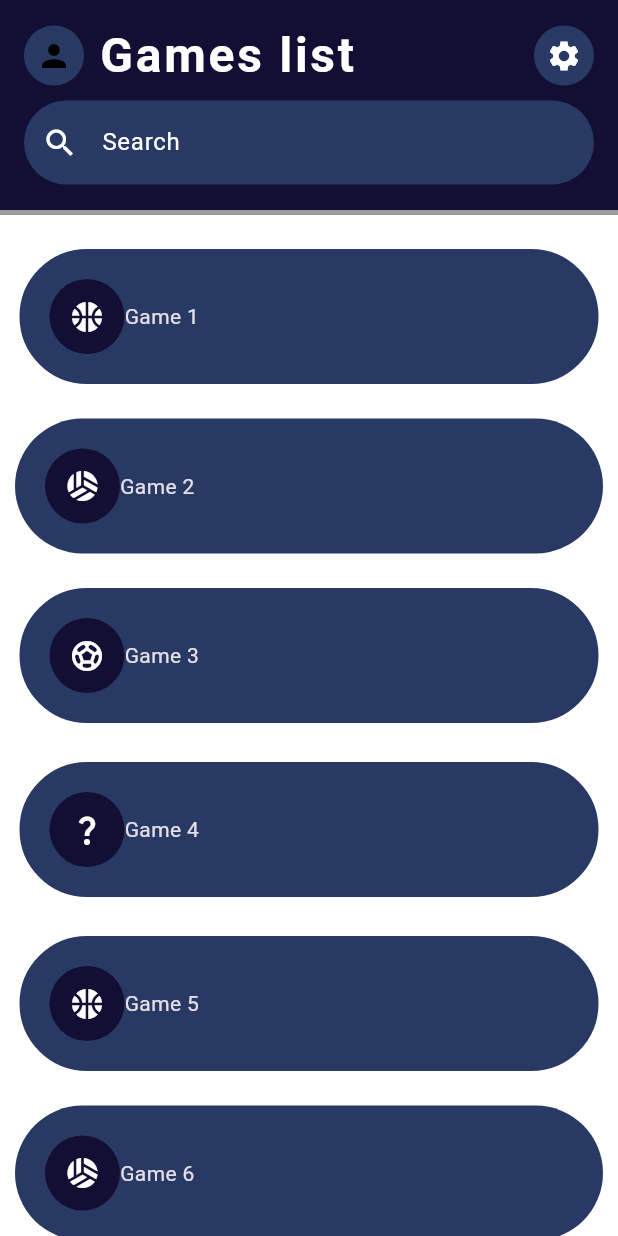
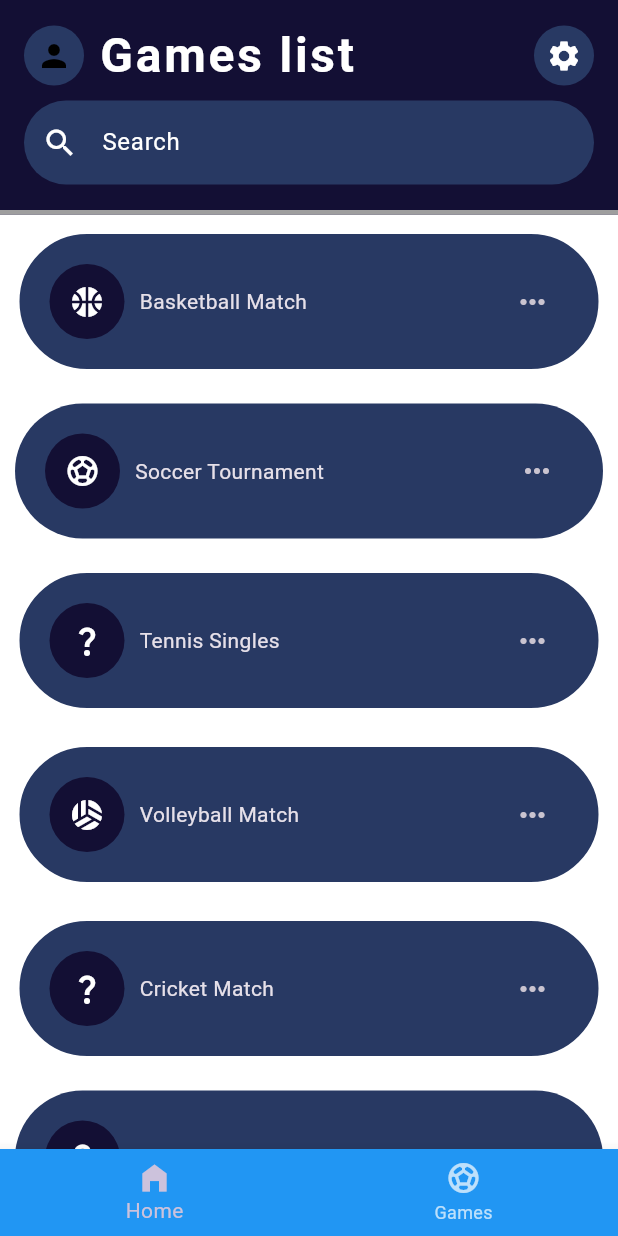
Before and after one commit to PrimalTeam/sportsy-front, a Flutter app: the screen it shows after launch, on a phone screen of 412 x 824 dp. Run offline on Flutter 3.47's test engine with Material 3 defaults, Android fonts, the light colour scheme and no system bars; Roboto replaces fonts that are missing (Poppins).

Commit message:
games screen bottom bar adding and fixing

```diff
--- a/lib/game_home_widget.dart
+++ /dev/null
@@ -1,50 +0,0 @@
-import 'package:flutter/material.dart';
-
-class GameHomeWidget extends StatelessWidget {
-  final bool isHost;
-  final String gameName;
-  final String sportType;
-  const GameHomeWidget({
-    super.key,
-    required this.isHost,
-    required this.gameName,
-    required this.sportType,
-  });
-
-  @override
-  Widget build(BuildContext context) {
-    return Container(
-      padding: const EdgeInsets.all(20),
-      margin: const EdgeInsets.all(10),
-      decoration: BoxDecoration(
-        border: isHost ? Border.all(color: Colors.white, width: 3) : null,
-        color: Color(0xff283963),
-        borderRadius: BorderRadius.circular(100),
-      ),
-      child: Row(
-        children: [
-          Container(
-            width: 50,
-            height: 50,
-            padding: const EdgeInsets.all(10),
-            decoration: BoxDecoration(
-              shape: BoxShape.circle,
-              color: Color(0xff130f34),
-            ),
-            child: Icon(
-              sportType == "football"
-                  ? Icons.sports_soccer
-                  : sportType == "basketball"
-                  ? Icons.sports_basketball
-                  : sportType == "volleyball"
-                  ? Icons.sports_volleyball
-                  : Icons.question_mark,
-              color: Colors.white,
-            ),
-          ),
-          Text(gameName),
-        ],
-      ),
-    );
-  }
-}
--- a/lib/main.dart
+++ b/lib/main.dart
@@ -1,6 +1,5 @@
 import 'package:flutter/material.dart';
-import 'app_bar.dart';
-import 'game_home_widget.dart';
+import 'screens/games_list_page.dart';
 void main() {
   runApp(const MyApp());
 }
@@ -29,36 +28,3 @@
     );
   }
 }
-
-class MyHomePage extends StatefulWidget {
-  const MyHomePage({super.key, required this.title});
-
-  final String title;
-
-  @override
-  State<MyHomePage> createState() => _MyHomePageState();
-}
-
-class _MyHomePageState extends State<MyHomePage> {
-  @override
-  Widget build(BuildContext context) {
-    return Scaffold(
-      appBar: const MyAppBar(title: 'Games list'),
-      body: SingleChildScrollView(
-        child: Column(
-          children: <Widget>[
-            SizedBox(height: 10),
-            GameHomeWidget(isHost: true, gameName: 'Game 1', sportType: 'basketball'),
-            GameHomeWidget(isHost: false, gameName: 'Game 2', sportType: 'volleyball'),
-            GameHomeWidget(isHost: true, gameName: 'Game 3', sportType: 'football'),
-            GameHomeWidget(isHost: true, gameName: 'Game 4', sportType: 'test'),
-            GameHomeWidget(isHost: true, gameName: 'Game 5', sportType: 'basketball'),
-            GameHomeWidget(isHost: false, gameName: 'Game 6', sportType: 'volleyball'),
-            GameHomeWidget(isHost: true, gameName: 'Game 7', sportType: 'football'),
-            GameHomeWidget(isHost: true, gameName: 'Game 8', sportType: 'test'),
-          ],
-        ),
-      ),
-    );
-  }
-}
--- /dev/null
+++ b/lib/modules/game_list_data.dart
@@ -0,0 +1,49 @@
+import 'game_list_struct.dart';
+
+final List<GameDetails> gameData = [
+  GameDetails(
+    isHost: true,
+    gameName: "Basketball Match",
+    sportType: "basketball",
+  ),
+  GameDetails(
+    isHost: false,
+    gameName: "Soccer Tournament",
+    sportType: "football",
+  ),
+  GameDetails(
+    isHost: true,
+    gameName: "Tennis Singles",
+    sportType: "tennis",
+  ),
+  GameDetails(
+    isHost: true,
+    gameName: "Volleyball Match",
+    sportType: "volleyball",
+  ),
+  GameDetails(
+    isHost: true,
+    gameName: "Cricket Match",
+    sportType: "Cricket",
+  ),
+  GameDetails(
+    isHost: false,
+    gameName: "Badminton Singles",
+    sportType: "Badminton",
+  ),
+  GameDetails(
+    isHost: true,
+    gameName: "Basketball Match",
+    sportType: "basketball",
+  ),
+  GameDetails(
+    isHost: false,
+    gameName: "Soccer Tournament",
+    sportType: "Soccer",
+  ),
+  GameDetails(
+    isHost: true,
+    gameName: "Tennis Singles",
+    sportType: "Tennis",
+  ),
+];
--- /dev/null
+++ b/lib/modules/game_list_struct.dart
@@ -0,0 +1,11 @@
+class GameDetails {
+  final bool isHost;
+  final String gameName;
+  final String sportType;
+
+  GameDetails({
+    required this.isHost,
+    required this.gameName,
+    required this.sportType,
+  });
+}
--- /dev/null
+++ b/lib/screens/games_list_page.dart
@@ -0,0 +1,55 @@
+import 'package:flutter/material.dart';
+import '../widgets/app_bar.dart';
+import '../widgets/game_home_widget.dart';
+import '../modules/game_list_data.dart';
+
+
+class MyHomePage extends StatefulWidget {
+  const MyHomePage({super.key, required this.title});
+
+  final String title;
+
+  @override
+  State<MyHomePage> createState() => _MyHomePageState();
+}
+
+class _MyHomePageState extends State<MyHomePage> {
+  String searchQuery = '';
+
+  @override
+  Widget build(BuildContext context) {
+    final filteredGames = gameData.where((game) {
+      return game.gameName.toLowerCase().contains(searchQuery.toLowerCase());
+    }).toList();
+
+    return Scaffold(
+      appBar: MyAppBar(
+        title: 'Games list',
+        onSearchChanged: (value) {
+          setState(() {
+            searchQuery = value; // Update search query
+          });
+        },
+      ),
+      body: ListView.builder(
+        itemCount: filteredGames.length, // Use filteredGames
+        itemBuilder: (context, index) {
+          return GameHomeWidget(gameDetails: filteredGames[index]); // Use filteredGames
+        },
+      ),
+      bottomNavigationBar: BottomNavigationBar(
+        backgroundColor: Colors.blue,
+        items: const [
+
+        BottomNavigationBarItem(
+          icon: Icon(Icons.home_filled),
+          label: 'Home',
+        ),
+        BottomNavigationBarItem(
+          icon: Icon(Icons.sports_soccer),
+          label: 'Games',
+        ),
+      ]),
+      );
+  }
+}
--- a/lib/app_bar.dart
+++ b/lib/widgets/app_bar.dart
@@ -1,10 +1,10 @@
 import 'package:flutter/material.dart';
 
 class MyAppBar extends StatelessWidget implements PreferredSizeWidget {
-  const MyAppBar({super.key, required this.title});
+  const MyAppBar({super.key, required this.title, this.onSearchChanged});
 
   final String title;
-
+  final ValueChanged<String>? onSearchChanged;
   @override
   Widget build(BuildContext context) {
     return AppBar(
@@ -48,6 +48,7 @@ class MyAppBar extends StatelessWidget implements PreferredSizeWidget {
 
             const SizedBox(height: 10),
             TextField(
+              onChanged: onSearchChanged,
               decoration: InputDecoration(
                 hintText: 'Search',
                 hintStyle: const TextStyle(color: Colors.white),
--- /dev/null
+++ b/lib/widgets/game_home_widget.dart
@@ -0,0 +1,83 @@
+import 'package:flutter/material.dart';
+import 'package:sportsy_front/modules/game_list_struct.dart';
+
+class GameHomeWidget extends StatelessWidget {
+  final GameDetails gameDetails;
+  const GameHomeWidget({super.key, required this.gameDetails});
+
+  @override
+  Widget build(BuildContext context) {
+    return Container(
+      padding: const EdgeInsets.all(20),
+      margin: const EdgeInsets.all(10),
+      decoration: BoxDecoration(
+        border:
+            gameDetails.isHost
+                ? Border.all(color: Colors.white, width: 3)
+                : null,
+        color: Color(0xff283963),
+        borderRadius: BorderRadius.circular(100),
+      ),
+      child: Row(
+        children: [
+          Container(
+            width: 50,
+            height: 50,
+            padding: const EdgeInsets.all(10),
+            decoration: BoxDecoration(
+              shape: BoxShape.circle,
+              color: Color(0xff130f34),
+            ),
+            child: Icon(
+              gameDetails.sportType == "football"
+                  ? Icons.sports_soccer
+                  : gameDetails.sportType == "basketball"
+                  ? Icons.sports_basketball
+                  : gameDetails.sportType == "volleyball"
+                  ? Icons.sports_volleyball
+                  : Icons.question_mark,
+              color: Colors.white,
+            ),
+          ),
+          const SizedBox(width: 10),
+          Text(gameDetails.gameName),
+          Spacer(),
+          IconButton(
+            onPressed: () {
+              showModalBottomSheet(
+                context: context,
+                builder: (BuildContext context) {
+                  return Container(
+                    height: 200,
+                    padding: const EdgeInsets.all(20),
+                    child: Column(
+                      mainAxisSize: MainAxisSize.min,
+                      children: [
+                        Text(
+                          gameDetails.gameName,
+                          style: TextStyle(
+                            fontSize: 20,
+                            fontWeight: FontWeight.bold,
+                          ),
+                        ),
+                        Text("You participate in this game"),
+                        ListTile(
+                          leading: Icon(Icons.exit_to_app, color: Colors.red),
+                          title: Text('Exit game'),
+                          onTap: () {
+                            Navigator.pop(context);
+                          },
+                        ),
+                      ],
+                    ),
+                  );
+                },
+              );
+            },
+            icon: Icon(Icons.more_horiz),
+          ),
+        ],
+      ),
+    );
+  }
+}
```
